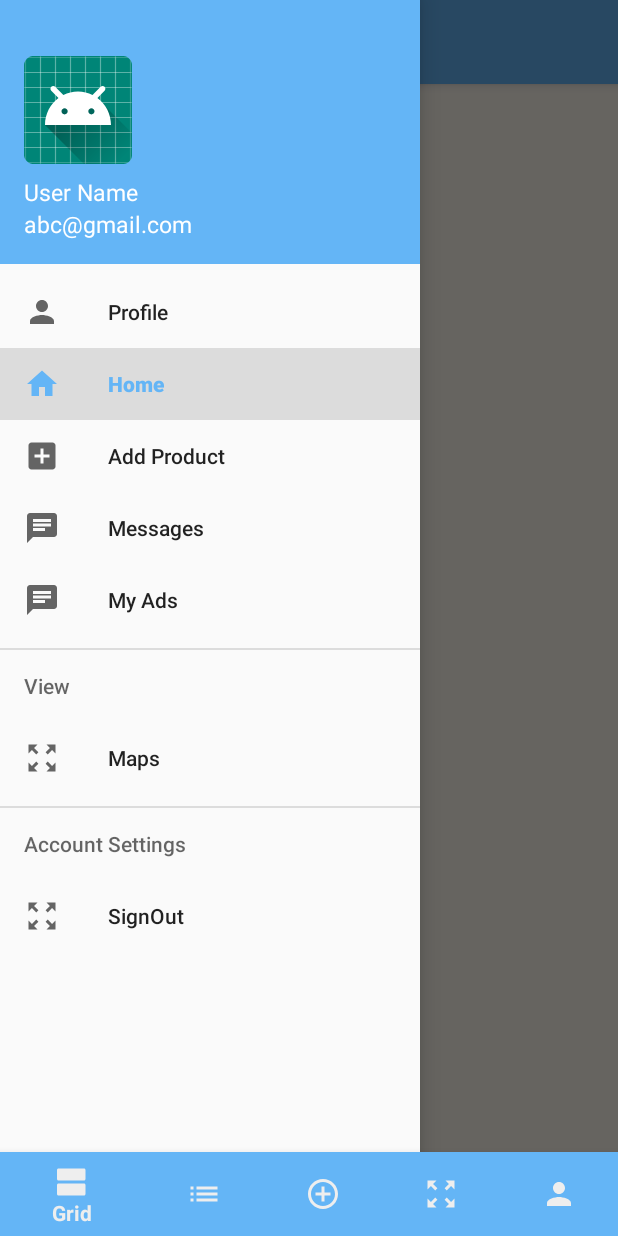
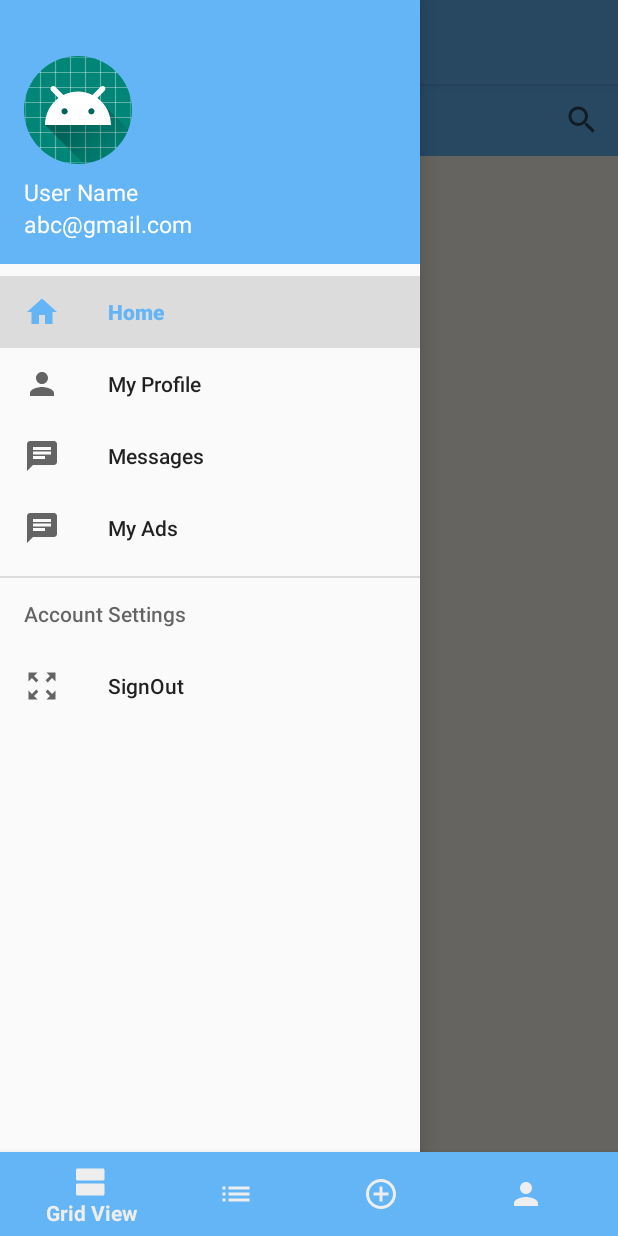
Before and after one commit to SM-91/BarterTradeApp, an Android app: the fragment HomeFragmentExtend placed in its activity, with the side drawer open, on a phone screen of 412 x 824 dp. Run offline under Robolectric (Android 15) with nearby library versions, the phone set to English and light mode, and no system bars; our stand-ins replace CircleImageView, Firebase (no records; nobody signed in at launch, a user with empty details on screens opened directly), Picasso; 3 statements that could not run were skipped.

Commit message:
UPDATE: Search Bar

```diff
--- a/app/src/main/java/com/example/bartertradeapp/BaseActivity.java
+++ b/app/src/main/java/com/example/bartertradeapp/BaseActivity.java
@@ -23,6 +23,7 @@ public class BaseActivity extends AppCompatActivity {
             Window window = getWindow();
             window.addFlags(WindowManager.LayoutParams.FLAG_DRAWS_SYSTEM_BAR_BACKGROUNDS);
             window.setStatusBarColor(Color.rgb(100,181,246));
+            window.setNavigationBarColor(Color.rgb(0,0,0));
         }
     }
 
--- a/app/src/main/java/com/example/bartertradeapp/FeedbackActivity.java
+++ b/app/src/main/java/com/example/bartertradeapp/FeedbackActivity.java
@@ -108,8 +108,7 @@ public class FeedbackActivity extends BaseActivity {
 
         DatabaseReference databaseReference;
         databaseReference = FirebaseDatabase.getInstance().getReference("UserFeedback")
-                .child(RecieverUid)
-                .child(myCurrentDateTime);
+                .child(RecieverUid).child(uploadAuth.getCurrentUser().getUid());
         databaseReference.setValue(ratingdata);
     }
 
--- a/app/src/main/java/com/example/bartertradeapp/Fragments/HomeFragmentExtend.java
+++ b/app/src/main/java/com/example/bartertradeapp/Fragments/HomeFragmentExtend.java
@@ -5,6 +5,8 @@ import android.os.Bundle;
 import android.view.LayoutInflater;
 import android.view.View;
 import android.view.ViewGroup;
+import android.widget.SearchView;
+import android.widget.TextView;
 
 import androidx.annotation.NonNull;
 import androidx.annotation.Nullable;
@@ -24,54 +26,73 @@ import com.google.firebase.database.ValueEventListener;
 
 import java.util.ArrayList;
 import java.util.List;
+import java.util.regex.Pattern;
 
-public class HomeFragmentExtend extends BaseFragment implements custom_list_adapter.ItemClickListener{
+public class HomeFragmentExtend extends BaseFragment implements custom_list_adapter.ItemClickListener {
 
     private RecyclerView recyclerView;
     private custom_list_adapter adapter;
     LinearLayoutManager layoutManager;
-
+    SearchView searchbar;
     FirebaseAuth uploadAuth;
     List<UserUploadProductModel> userlist;
+    TextView text_search;
+
 
     private String ad_id;
 
     @Nullable
     @Override
     public View onCreateView(@NonNull LayoutInflater inflater, @Nullable ViewGroup container, @Nullable Bundle savedInstanceState) {
-        View view = inflater.inflate(R.layout.fragment_home_fragment_extend,container,false);
+        View view = inflater.inflate(R.layout.fragment_home_fragment_extend, container, false);
 
 
         uploadAuth = FirebaseAuth.getInstance();
         userlist = new ArrayList<>();
-        // hardcode adding items to list for testing reasons
-        //userlist.add(new UserUploadProductModel("Shayan","pagaal hy shayan","good","asdasdsadasdadasd"));
 
         // set up the RecyclerView
-        recyclerView = view.findViewById(R.id.recyclerView22);
-        //layoutManager = new LinearLayoutManager(getContext());
+        recyclerView = view.findViewById(R.id.recyclerView_allproducts);
+        searchbar = view.findViewById(R.id.search_bar);
+        text_search = view.findViewById(R.id.textview_search_text);
         layoutManager = new LinearLayoutManager(getContext(), LinearLayoutManager.VERTICAL, false);
         recyclerView.setLayoutManager(layoutManager);
         // initializing adapter
-        adapter = new custom_list_adapter (getContext(), userlist);
+        adapter = new custom_list_adapter(getContext(), userlist);
         adapter.setClickListener(this);
 
+        text_search.setOnClickListener(new View.OnClickListener() {
+            @Override
+            public void onClick(View v) {
+                searchbar.onActionViewExpanded();
+            }
+        });
 
-        //databaseReference = FirebaseDatabase.getInstance().getReference().child(FirebaseAuth.getInstance().getUid()).child("UserUploadProducts");
+        searchbar.setOnQueryTextListener(new SearchView.OnQueryTextListener() {
+            @Override
+            public boolean onQueryTextSubmit(String query) {
+                search(query);
+                return false;
+            }
+
+            @Override
+            public boolean onQueryTextChange(String newText) {
+                search(newText);
+                return false;
+            }
+        });
+
         viewDatabaseReference = FirebaseDatabase.getInstance().getReference("ProductsAndServices");
-
         viewDatabaseReference.addValueEventListener(new ValueEventListener() {
             @Override
             public void onDataChange(@NonNull DataSnapshot dataSnapshot) {
 
                 userlist.clear();
-                for (DataSnapshot usersSnapshot : dataSnapshot.getChildren()){
+                for (DataSnapshot usersSnapshot : dataSnapshot.getChildren()) {
                     UserUploadProductModel users = usersSnapshot.getValue(UserUploadProductModel.class);
                     userlist.add(users);
                 }
                 // setting adapter to recycler View
                 recyclerView.setAdapter(adapter);
-
             }
 
             @Override
@@ -83,6 +104,7 @@ public class HomeFragmentExtend extends BaseFragment implements custom_list_adap
 
         return view;
     }
+
     @Override
     public void onItemClick(View view, int position) {
 
@@ -104,7 +126,7 @@ public class HomeFragmentExtend extends BaseFragment implements custom_list_adap
 
         intent.putExtra("name", pname);
         intent.putExtra("desc", pdesc);
-        intent.putExtra("ad_id",ad_id);
+        intent.putExtra("ad_id", ad_id);
         intent.putExtra("exchange", pexch);
         intent.putExtra("est", pest);
         intent.putExtra("type", ptype);
@@ -118,4 +140,33 @@ public class HomeFragmentExtend extends BaseFragment implements custom_list_adap
         startActivity(intent);
 
     }
+
+    public void search(final String query) {
+        text_search.setVisibility(View.GONE);
+        searchbar.setMaxWidth(1000);
+        viewDatabaseReference = FirebaseDatabase.getInstance().getReference("ProductsAndServices");
+
+        viewDatabaseReference.addValueEventListener(new ValueEventListener() {
+            @Override
+            public void onDataChange(@NonNull DataSnapshot dataSnapshot) {
+
+                userlist.clear();
+                for (DataSnapshot usersSnapshot : dataSnapshot.getChildren()) {
+                    UserUploadProductModel searchedusers = usersSnapshot.getValue(UserUploadProductModel.class);
+                    if (Pattern.compile(Pattern.quote(query), Pattern.CASE_INSENSITIVE).matcher(searchedusers.getProductName()).find()) {
+                        userlist.add(searchedusers);
+                    }
+                }
+                recyclerView.setAdapter(adapter);
+            }
+
+            @Override
+            public void onCancelled(@NonNull DatabaseError databaseError) {
+
+            }
+        });
+
+    }
+
+
 }
--- a/app/src/main/java/com/example/bartertradeapp/Fragments/MessageListActivity.java
+++ b/app/src/main/java/com/example/bartertradeapp/Fragments/MessageListActivity.java
@@ -11,6 +11,7 @@ import androidx.appcompat.app.AppCompatActivity;
 import androidx.recyclerview.widget.LinearLayoutManager;
 import androidx.recyclerview.widget.RecyclerView;
 
+import com.example.bartertradeapp.BaseActivity;
 import com.example.bartertradeapp.DataModels.ChatModel;
 import com.example.bartertradeapp.DataModels.UserModel;
 import com.example.bartertradeapp.MessageActivity;
@@ -28,7 +29,7 @@ import java.util.HashMap;
 import java.util.List;
 import java.util.Map;
 
-public class MessageListActivity extends AppCompatActivity implements View.OnClickListener {
+public class MessageListActivity extends BaseActivity implements View.OnClickListener {
 
     private RecyclerView rvMessageList;
     private List<UserModel> otherUserList = new ArrayList<>();
@@ -40,7 +41,7 @@ public class MessageListActivity extends AppCompatActivity implements View.OnCli
     protected void onCreate(@Nullable Bundle savedInstanceState) {
         super.onCreate(savedInstanceState);
         setContentView(R.layout.activity_message_list);
-
+        changeStatusBarColor();
         myId = FirebaseAuth.getInstance().getUid();
         rvMessageList = findViewById(R.id.rvMessageList);
         rvMessageList.setLayoutManager(new LinearLayoutManager(this));
--- a/app/src/main/java/com/example/bartertradeapp/MessageActivity.java
+++ b/app/src/main/java/com/example/bartertradeapp/MessageActivity.java
@@ -55,7 +55,7 @@ public class MessageActivity extends BaseActivity {
     protected void onCreate(Bundle savedInstanceState) {
         super.onCreate(savedInstanceState);
         setContentView(R.layout.activity_message);
-
+        changeStatusBarColor();
         if (getIntent().getExtras() != null) {
             Bundle bundle = getIntent().getExtras();
             ad_id = bundle.getString("ad_id");
--- a/app/src/main/java/com/example/bartertradeapp/MyAdsDetailsActivity.java
+++ b/app/src/main/java/com/example/bartertradeapp/MyAdsDetailsActivity.java
@@ -28,7 +28,7 @@ import com.squareup.picasso.Picasso;
 
 import java.util.ArrayList;
 
-public class MyAdsDetailsActivity extends AppCompatActivity {
+public class MyAdsDetailsActivity extends BaseActivity {
 
     FirebaseAuth uploadAuth;
     TextView text_name;
@@ -58,7 +58,7 @@ public class MyAdsDetailsActivity extends AppCompatActivity {
     protected void onCreate(Bundle savedInstanceState) {
         super.onCreate(savedInstanceState);
         setContentView(R.layout.activity_my_ads_details);
-
+        changeStatusBarColor();
         uploadAuth = FirebaseAuth.getInstance();
         userUploadProductModel = new UserUploadProductModel();
         updateProductFragment = new UpdateProductFragment();
--- a/app/src/main/res/layout/fragment_home_fragment_extend.xml
+++ b/app/src/main/res/layout/fragment_home_fragment_extend.xml
@@ -1,25 +1,47 @@
 <?xml version="1.0" encoding="utf-8"?>
 <RelativeLayout xmlns:android="http://schemas.android.com/apk/res/android"
-    android:layout_width="match_parent" android:layout_height="match_parent"
+    android:layout_width="match_parent"
+    android:layout_height="match_parent"
     android:background="@color/whiteTransparent">
-    <TextView
-        android:id="@+id/all"
+
+    <LinearLayout
+        android:id="@+id/search_layout"
+        android:layout_alignParentTop="true"
         android:layout_width="match_parent"
         android:layout_height="wrap_content"
-        android:paddingLeft="5dp"
-        android:paddingRight="5dp"
-        android:text="All Uploads"
-        android:textColor="@color/black"
-        android:textSize="35sp">
+        android:orientation="horizontal"
+        android:background="@color/colorPrimary">
 
-    </TextView>
-    <androidx.recyclerview.widget.RecyclerView
-        android:id="@+id/recyclerView22"
-        android:layout_below="@+id/all"
-        android:layout_width="match_parent"
-        android:layout_height="wrap_content"/>
+        <TextView
+            android:id="@+id/textview_search_text"
+            android:layout_width="wrap_content"
+            android:layout_height="wrap_content"
+            android:layout_weight="1"
+            android:layout_gravity="center"
+            android:layout_marginLeft="10dp"
+            android:text="Search"
+            android:textColor="@color/black"
+            android:textSize="18sp">
+
+        </TextView>
+
+        <SearchView
+            android:id="@+id/search_bar"
+            android:layout_width="wrap_content"
+            android:layout_height="wrap_content"
+            android:layout_weight="0"
+            android:queryHint="Search by Name">
+
+        </SearchView>
+
+    </LinearLayout>
 
 
+    <androidx.recyclerview.widget.RecyclerView
+        android:id="@+id/recyclerView_allproducts"
+        android:layout_width="match_parent"
+        android:layout_height="wrap_content"
+        android:layout_below="@+id/search_layout" />
 
 
 </RelativeLayout>
--- a/app/src/main/res/layout/my_list_item.xml
+++ b/app/src/main/res/layout/my_list_item.xml
@@ -43,7 +43,7 @@
                     android:textColor="@color/black"
                     android:textStyle="bold"
                     android:layout_weight="1"
-                    android:textAllCaps="true"
+                    android:textAllCaps="false"
                     android:textSize="16sp"
                     android:paddingStart="10dp"
                     android:paddingEnd="10dp"
--- a/app/src/main/res/layout/nav_header.xml
+++ b/app/src/main/res/layout/nav_header.xml
@@ -7,12 +7,13 @@
     android:padding="16dp"
     android:theme="@style/ThemeOverlay.AppCompat.Dark"
     android:background="@color/colorPrimary">
-
-    <ImageView
+    <de.hdodenhof.circleimageview.CircleImageView
         android:id="@+id/nav_header_userProfilePic"
         android:layout_width="wrap_content"
         android:layout_height="wrap_content"
-        android:src="@mipmap/ic_launcher_round"/>
+        android:src="@mipmap/ic_launcher_round">
+
+    </de.hdodenhof.circleimageview.CircleImageView>
 
     <TextView
         android:id="@+id/nav_header_userName"
--- a/app/src/main/res/layout/nearest_items.xml
+++ b/app/src/main/res/layout/nearest_items.xml
@@ -33,7 +33,6 @@
                 android:id="@+id/ad_title"
                 android:textColor="@color/black"
                 android:textStyle="bold"
-                android:textAllCaps="true"
                 android:textSize="12sp"
                 android:paddingStart="10dp"
                 android:paddingEnd="10dp"
--- a/app/src/main/res/menu/bottom_nav.xml
+++ b/app/src/main/res/menu/bottom_nav.xml
@@ -4,33 +4,26 @@
 
     <item
         android:id="@+id/grid"
-        android:title="Grid"
+        android:title="Grid View"
         android:icon="@drawable/ic_view_grid_black_24dp"
         app:showAsAction="always" />
 
     <item
         android:id="@+id/list"
-        android:title="List"
+        android:title="List View"
         android:icon="@drawable/ic_list_black_24dp"
         app:showAsAction="always" />
 
     <item
         android:id="@+id/add"
-        android:title="Add New Product"
+        android:title="Add Product"
         android:icon="@drawable/ic_add_circle_outline_black_24dp"
         app:showAsAction="always"
         />
 
     <item
-        android:id="@+id/map"
-        android:title="Map"
-        android:icon="@drawable/ic_map"
-        app:showAsAction="always"
-        />
-
-    <item
         android:id="@+id/profile_edit"
-        android:title="Edit Profile"
+        android:title="My Profile"
         android:icon="@drawable/ic_profile"
         app:showAsAction="always" />
 
--- a/app/src/main/res/menu/drawer_menu.xml
+++ b/app/src/main/res/menu/drawer_menu.xml
@@ -6,19 +6,14 @@
     <group android:checkableBehavior="single">
 
         <item
-            android:id="@+id/nav_profile"
-            android:icon="@drawable/ic_profile"
-            android:title="Profile" />
-
-        <item
             android:id="@+id/nav_home"
             android:icon="@drawable/ic_home"
             android:title="Home" />
 
         <item
-            android:id="@+id/nav_add_new_product"
-            android:icon="@drawable/ic_add_new_product"
-            android:title="Add Product" />
+            android:id="@+id/nav_profile"
+            android:icon="@drawable/ic_profile"
+            android:title="My Profile" />
 
         <item
         android:id="@+id/nav_chat"
@@ -32,14 +27,6 @@
 
     </group>
 
-    <item android:title="View">
-        <menu>
-            <item
-                android:id="@+id/nav_maps"
-                android:icon="@drawable/ic_map"
-                android:title="Maps" />
-        </menu>
-    </item>
 
     <item android:title="Account Settings">
         <menu>
```
Also changed, not shown: app/src/main/java/com/example/bartertradeapp/Fragments/Profile_displayFragment.java (+28 -17 lines), app/src/main/java/com/example/bartertradeapp/HomeActivity.java (+0 -13 lines), app/src/main/res/layout/activity_detailed.xml (+13 -13 lines), app/src/main/res/layout/fragment_profile_display.xml (+30 -14 lines).
